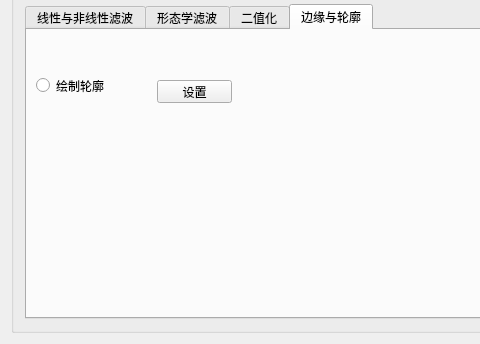
Qt form contour/mainwindow.ui (BugAngel/ImageProcessingTeachingSoftware) before a commit; both pictures show x 0 to 480 and y 427 to 771 of the 1062 by 771 pixel window.
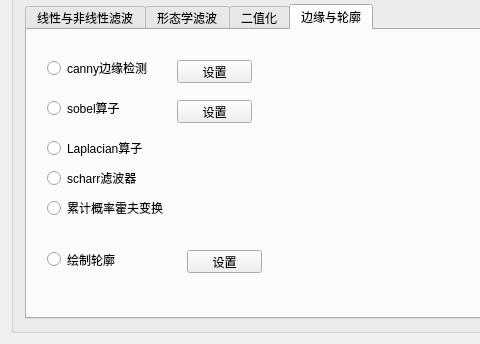
The same form after that commit.

Commit message:
设置函数类型更改
将 getValue() 和 setValue() 函数类型全部改为void，完成部分边缘检测内容

The edit to the form file:
```diff
--- a/contour/mainwindow.ui
+++ b/contour/mainwindow.ui
@@ -597,8 +597,8 @@
           <widget class="QRadioButton" name="contourRadioButton">
            <property name="geometry">
             <rect>
-             <x>9</x>
-             <y>46</y>
+             <x>20</x>
+             <y>220</y>
              <width>71</width>
              <height>19</height>
             </rect>
@@ -613,8 +613,114 @@
           <widget class="QPushButton" name="contourButton">
            <property name="geometry">
             <rect>
-             <x>130</x>
-             <y>50</y>
+             <x>160</x>
+             <y>220</y>
+             <width>75</width>
+             <height>23</height>
+            </rect>
+           </property>
+           <property name="text">
+            <string>设置</string>
+           </property>
+          </widget>
+          <widget class="QRadioButton" name="cannyRadioButton">
+           <property name="geometry">
+            <rect>
+             <x>20</x>
+             <y>30</y>
+             <width>111</width>
+             <height>16</height>
+            </rect>
+           </property>
+           <property name="text">
+            <string>canny边缘检测</string>
+           </property>
+           <attribute name="buttonGroup">
+            <string notr="true">edgeButtonGroup</string>
+           </attribute>
+          </widget>
+          <widget class="QRadioButton" name="sobelRadioButton">
+           <property name="geometry">
+            <rect>
+             <x>20</x>
+             <y>70</y>
+             <width>101</width>
+             <height>16</height>
+            </rect>
+           </property>
+           <property name="text">
+            <string>sobel算子</string>
+           </property>
+           <attribute name="buttonGroup">
+            <string notr="true">edgeButtonGroup</string>
+           </attribute>
+          </widget>
+          <widget class="QRadioButton" name="laplacianRadioButton">
+           <property name="geometry">
+            <rect>
+             <x>20</x>
+             <y>110</y>
+             <width>101</width>
+             <height>16</height>
+            </rect>
+           </property>
+           <property name="text">
+            <string>Laplacian算子</string>
+           </property>
+           <attribute name="buttonGroup">
+            <string notr="true">edgeButtonGroup</string>
+           </attribute>
+          </widget>
+          <widget class="QRadioButton" name="scharrRadioButton">
+           <property name="geometry">
+            <rect>
+             <x>20</x>
+             <y>140</y>
+             <width>89</width>
+             <height>16</height>
+            </rect>
+           </property>
+           <property name="text">
+            <string>scharr滤波器</string>
+           </property>
+           <attribute name="buttonGroup">
+            <string notr="true">edgeButtonGroup</string>
+           </attribute>
+          </widget>
+          <widget class="QRadioButton" name="houghRadioButton">
+           <property name="geometry">
+            <rect>
+             <x>20</x>
+             <y>170</y>
+             <width>121</width>
+             <height>16</height>
+            </rect>
+           </property>
+           <property name="text">
+            <string>累计概率霍夫变换</string>
+           </property>
+           <attribute name="buttonGroup">
+            <string notr="true">edgeButtonGroup</string>
+           </attribute>
+          </widget>
+          <widget class="QPushButton" name="cannyButton">
+           <property name="geometry">
+            <rect>
+             <x>150</x>
+             <y>30</y>
+             <width>75</width>
+             <height>23</height>
+            </rect>
+           </property>
+           <property name="text">
+            <string>设置</string>
+           </property>
+          </widget>
+          <widget class="QPushButton" name="sobelPushButton">
+           <property name="geometry">
+            <rect>
+             <x>150</x>
+             <y>70</y>
              <width>75</width>
              <height>23</height>
             </rect>
```
Left out of the diff: 8 changed lines with no effect on the pictures. The commit also changes 32 other files.
